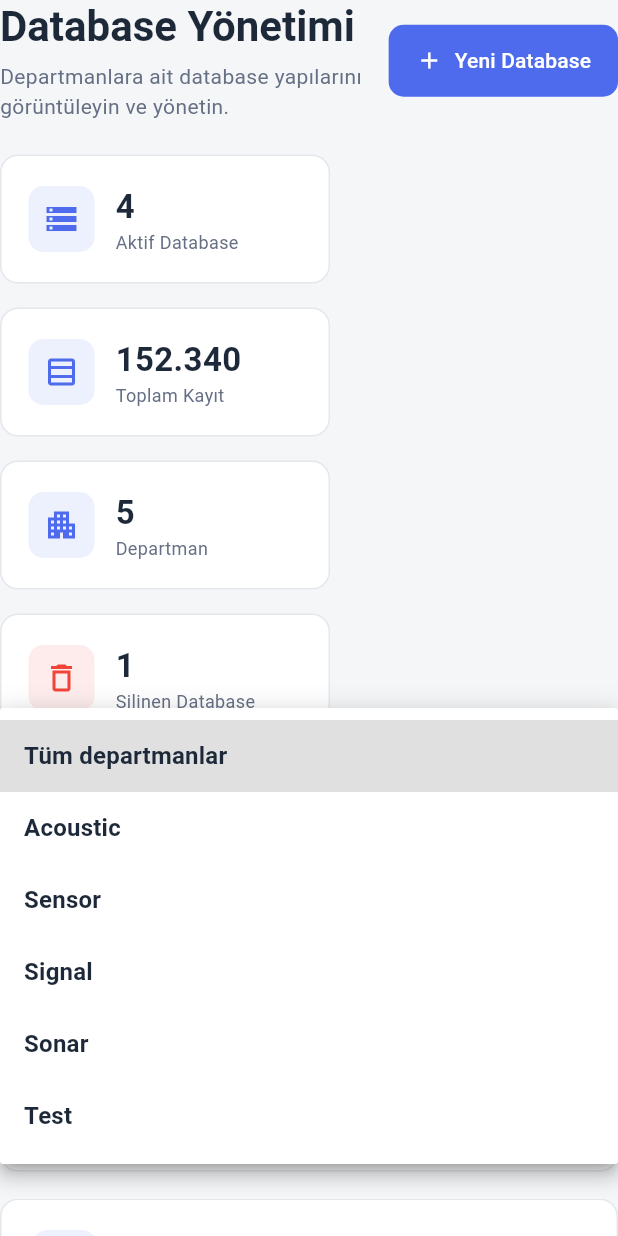
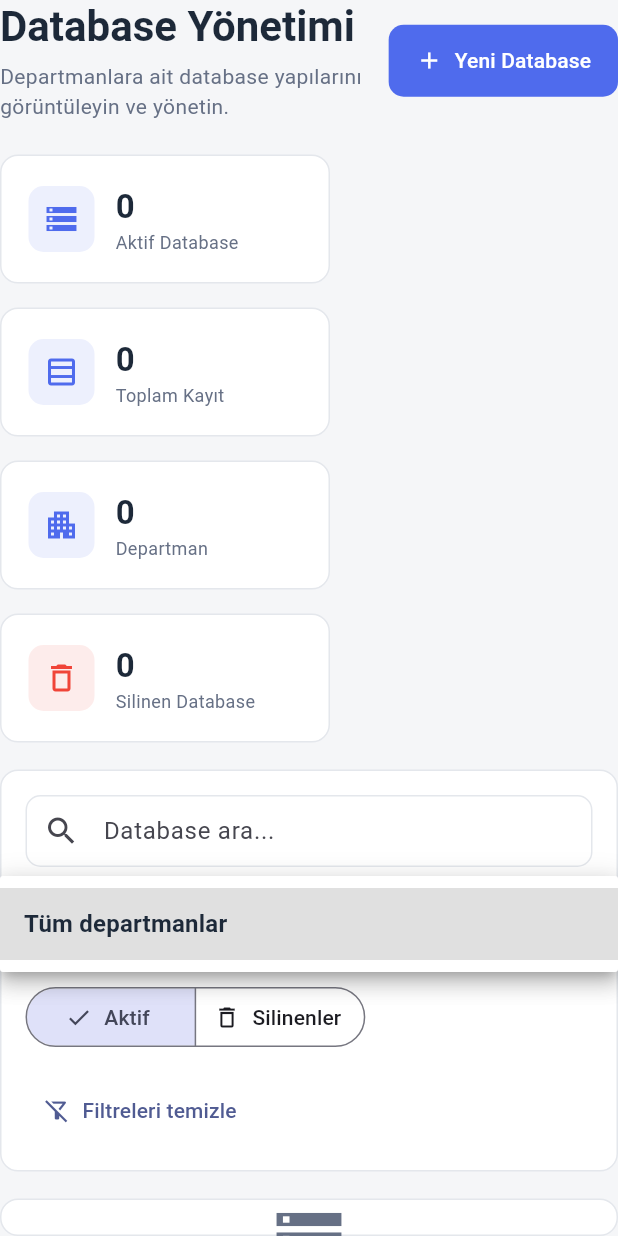
Before and after one commit to hsrknckc/DBMS-FrontEnd, a Flutter app: the DatabasesPage widget shown alone on an empty page, opened directly with empty values, after a tap on "Tüm departmanlar", on a phone screen of 412 x 824 dp. Run offline on Flutter 3.47's test engine with Material 3 defaults, Android fonts, the phone set to English and light mode, and no system bars; our stand-ins replace dio, file_picker, flutter_riverpod; accounts and stored records are empty; Roboto replaces fonts that are missing (Arial).

Commit message:
Connect DatabasesPage to live TCP server via Riverpod databasesProvider

```diff
--- a/lib/features/databases/databases_page.dart
+++ b/lib/features/databases/databases_page.dart
@@ -1,11 +1,13 @@
 import 'package:flutter/material.dart';
+import 'package:flutter_riverpod/flutter_riverpod.dart';
 
 import '../../core/theme/app_colors.dart';
 import '../../models/app_user.dart';
 import '../../models/database_item.dart';
 import '../../models/permission.dart';
+import 'controllers/databases_notifier.dart';
 
-class DatabasesPage extends StatefulWidget {
+class DatabasesPage extends ConsumerStatefulWidget {
   final AppUser currentUser;
 
   const DatabasesPage({
@@ -14,10 +16,10 @@ class DatabasesPage extends StatefulWidget {
   });
 
   @override
-  State<DatabasesPage> createState() => _DatabasesPageState();
+  ConsumerState<DatabasesPage> createState() => _DatabasesPageState();
 }
 
-class _DatabasesPageState extends State<DatabasesPage> {
+class _DatabasesPageState extends ConsumerState<DatabasesPage> {
   final TextEditingController _searchController =
       TextEditingController();
 
@@ -27,66 +29,10 @@ class _DatabasesPageState extends State<DatabasesPage> {
   /// 1: Silinen database'ler
   int _viewFilter = 0;
 
-  final List<DatabaseItem> _databases = [
-    DatabaseItem(
-      id: 'db-1',
-      name: 'sensor_database',
-      department: 'Sensor',
-      description:
-          'Sensör cihazlarından gelen ölçüm ve durum verilerini içerir.',
-      collectionCount: 4,
-      recordCount: 42580,
-      createdAt: DateTime(2026, 7, 1, 9, 0),
-      updatedAt: DateTime(2026, 7, 15, 13, 40),
-    ),
-    DatabaseItem(
-      id: 'db-2',
-      name: 'signal_database',
-      department: 'Signal',
-      description:
-          'Sinyal kayıtları ve analiz sonuçlarının tutulduğu database.',
-      collectionCount: 3,
-      recordCount: 18940,
-      createdAt: DateTime(2026, 7, 3, 10, 30),
-      updatedAt: DateTime(2026, 7, 15, 11, 15),
-    ),
-    DatabaseItem(
-      id: 'db-3',
-      name: 'acoustic_database',
-      department: 'Acoustic',
-      description:
-          'Akustik ölçüm verileri ve işlenmiş sonuçları içerir.',
-      collectionCount: 6,
-      recordCount: 78320,
-      createdAt: DateTime(2026, 6, 25, 14, 20),
-      updatedAt: DateTime(2026, 7, 14, 17, 50),
-    ),
-    DatabaseItem(
-      id: 'db-4',
-      name: 'sonar_archive',
-      department: 'Sonar',
-      description:
-          'Arşivlenmiş sonar verilerinin tutulduğu database.',
-      collectionCount: 2,
-      recordCount: 12500,
-      createdAt: DateTime(2026, 6, 18, 12, 10),
-      updatedAt: DateTime(2026, 7, 10, 16, 25),
-    ),
-    DatabaseItem(
-      id: 'db-5',
-      name: 'old_test_database',
-      department: 'Test',
-      description:
-          'Eski test kayıtlarının tutulduğu silinmiş database.',
-      collectionCount: 1,
-      recordCount: 840,
-      createdAt: DateTime(2026, 5, 12, 8, 30),
-      updatedAt: DateTime(2026, 6, 20, 15, 0),
-      isDeleted: true,
-      deletedAt: DateTime(2026, 7, 12, 10, 45),
-      deletedBy: 'Ayşe Yılmaz',
-    ),
-  ];
+  List<DatabaseItem> get _databases {
+    final dbState = ref.watch(databasesProvider);
+    return dbState.valueOrNull ?? [];
+  }
 
   List<String> get _departments {
     final departments = _databases
@@ -566,21 +512,26 @@ class _DatabasesPageState extends State<DatabasesPage> {
       return;
     }
 
-    setState(() {
-      _databases.add(result);
-    });
-
-    if (!mounted) {
-      return;
-    }
-
+    try {
+      await ref.read(databasesProvider.notifier).createDatabase(
+        name: result.name,
+        department: result.department,
+        description: result.description,
+      );
+      if (mounted) {
         ScaffoldMessenger.of(context).showSnackBar(
           SnackBar(
-        content: Text(
-          '${result.name} oluşturuldu.',
-        ),
+            content: Text('${result.name} oluşturuldu.'),
           ),
         );
+      }
+    } catch (e) {
+      if (mounted) {
+        ScaffoldMessenger.of(context).showSnackBar(
+          SnackBar(content: Text('Hata: $e')),
+        );
+      }
+    }
   }
 
   Future<void> _showDatabaseDetails(
@@ -684,26 +635,9 @@ class _DatabasesPageState extends State<DatabasesPage> {
       return;
     }
 
-    final index = _databases.indexWhere(
-      (item) => item.id == database.id,
-    );
-
-    if (index == -1) {
-      return;
-    }
-
-    setState(() {
-      _databases[index] = database.copyWith(
-        isDeleted: true,
-        deletedAt: DateTime.now(),
-        deletedBy: widget.currentUser.name,
-      );
-    });
-
-    if (!mounted) {
-      return;
-    }
-
+    try {
+      await ref.read(databasesProvider.notifier).softDelete(database.id);
+      if (!mounted) return;
       ScaffoldMessenger.of(context).showSnackBar(
         SnackBar(
           content: Text(
@@ -717,6 +651,12 @@ class _DatabasesPageState extends State<DatabasesPage> {
           ),
         ),
       );
+    } catch (e) {
+      if (!mounted) return;
+      ScaffoldMessenger.of(context).showSnackBar(
+        SnackBar(content: Text('Hata: $e')),
+      );
+    }
   }
 
   Future<void> _showRestoreDialog(
@@ -750,29 +690,23 @@ class _DatabasesPageState extends State<DatabasesPage> {
     );
 
     if (shouldRestore == true) {
-      _restoreDatabase(database.id);
+      await _restoreDatabase(database.id);
     }
   }
 
-  void _restoreDatabase(String databaseId) {
-    final index = _databases.indexWhere(
-      (item) => item.id == databaseId,
+  Future<void> _restoreDatabase(String databaseId) async {
+    try {
+      await ref.read(databasesProvider.notifier).restore(databaseId);
+      if (!mounted) return;
+      ScaffoldMessenger.of(context).showSnackBar(
+        const SnackBar(content: Text('Database geri yüklendi.')),
       );
-
-    if (index == -1) {
-      return;
+    } catch (e) {
+      if (!mounted) return;
+      ScaffoldMessenger.of(context).showSnackBar(
+        SnackBar(content: Text('Hata: $e')),
+      );
     }
-
-    final database = _databases[index];
-
-    setState(() {
-      _databases[index] = database.copyWith(
-        isDeleted: false,
-        clearDeletedAt: true,
-        clearDeletedBy: true,
-        updatedAt: DateTime.now(),
-      );
-    });
   }
 
   Future<void> _showPermanentDeleteDialog(
@@ -862,11 +796,18 @@ class _DatabasesPageState extends State<DatabasesPage> {
       return;
     }
 
-    setState(() {
-      _databases.removeWhere(
-        (item) => item.id == database.id,
+    try {
+      await ref.read(databasesProvider.notifier).permanentlyDelete(database.id);
+      if (!mounted) return;
+      ScaffoldMessenger.of(context).showSnackBar(
+        SnackBar(content: Text('${database.name} kalıcı olarak silindi.')),
       );
-    });
+    } catch (e) {
+      if (!mounted) return;
+      ScaffoldMessenger.of(context).showSnackBar(
+        SnackBar(content: Text('Hata: $e')),
+      );
+    }
   }
 
   String _formatDateTime(DateTime dateTime) {
```
Lines whose indentation alone changed are shown as unchanged.
